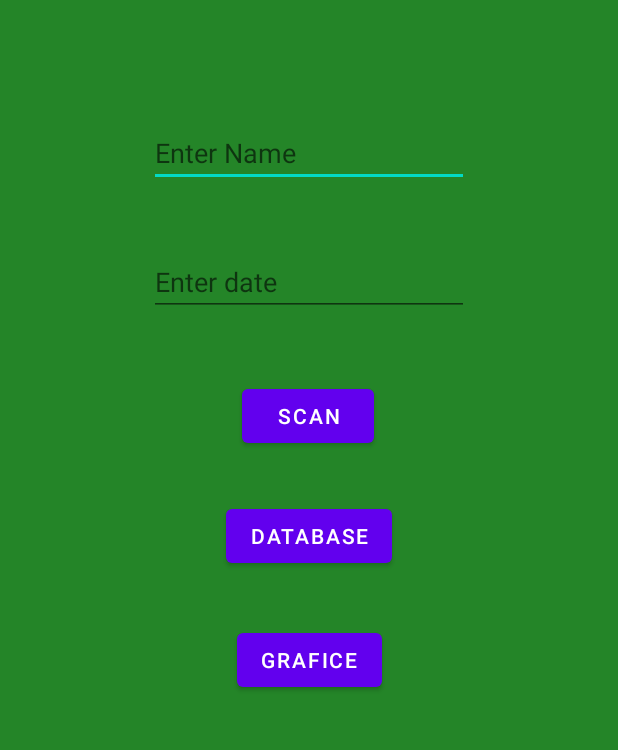
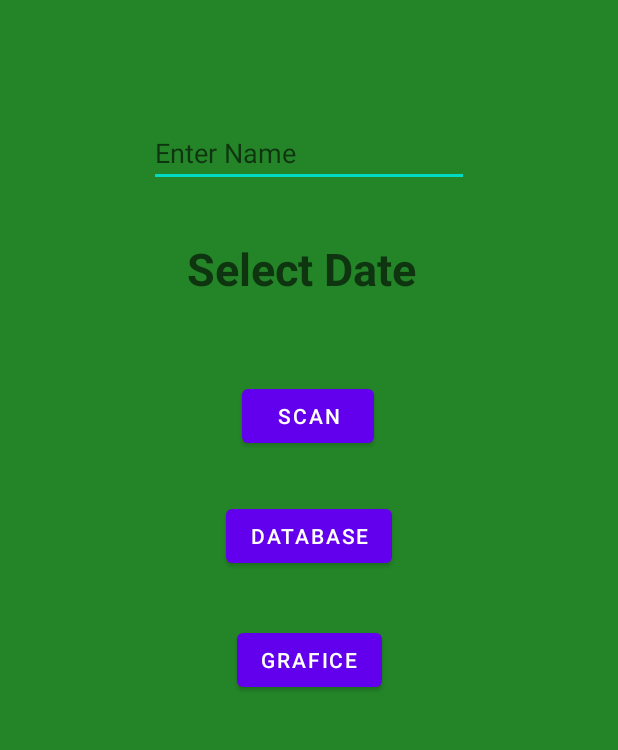
Before and after one commit to blackjohny97/Temperature-Checker, an Android app: the screen it shows after launch (MainActivity), after a tap on "SCAN", on a phone screen of 412 x 824 dp, the part 338-1088 px from its top. Run offline under Robolectric (Android 15) with nearby library versions, the phone set to English and light mode, and no system bars; libraries missing offline, so code that uses them is left out: com.jjoe64.graphview.

Commit message:
comentarii + datapicker

```diff
--- a/app/build.gradle
+++ b/app/build.gradle
@@ -36,5 +36,5 @@ dependencies {
     testImplementation 'junit:junit:4.+'
     androidTestImplementation 'androidx.test.ext:junit:1.1.2'
     androidTestImplementation 'androidx.test.espresso:espresso-core:3.3.0'
-    implementation 'com.jjoe64:graphview:4.0.0'
+    implementation 'com.jjoe64:graphview:4.2.2'
 }
--- a/app/src/main/AndroidManifest.xml
+++ b/app/src/main/AndroidManifest.xml
@@ -2,6 +2,8 @@
 <manifest xmlns:android="http://schemas.android.com/apk/res/android"
     package="com.example.test2">
 
+    <uses-permission android:name="android.permission.BLUETOOTH" />
+    <uses-permission android:name="android.permission.BLUETOOTH_ADMIN" />
     <application
         android:allowBackup="true"
         android:icon="@mipmap/ic_launcher"
--- a/app/src/main/java/com/example/test2/DatabaseClass.java
+++ b/app/src/main/java/com/example/test2/DatabaseClass.java
@@ -10,7 +10,8 @@ import androidx.annotation.Nullable;
 
 import java.util.ArrayList;
 import java.util.List;
-
+// Clasa in care se afla toate metodele prin care se modifica baza de date,
+// SQLiteOpenHelper este o clasa care ajuta la comunicarea cu baza de date SQLite
 public class DatabaseClass extends SQLiteOpenHelper {
 
     public static final String TABEL_PERSOANE = "TABEL_PERSOANE";
@@ -26,6 +27,7 @@ public class DatabaseClass extends SQLiteOpenHelper {
 
     @Override
     public void onCreate(SQLiteDatabase db) {
+        //crearea tabelului
         String createTable = "CREATE TABLE " + TABEL_PERSOANE + " (" + COLOANA_ID + " INTEGER PRIMARY KEY AUTOINCREMENT, " + COLOANA_NUME + " TEXT, " + COLOANA_DATA + " TEXT, " + COLOANA_TEMPERATURA + " FLOAT)";
 
         db.execSQL(createTable);
@@ -35,15 +37,15 @@ public class DatabaseClass extends SQLiteOpenHelper {
     public void onUpgrade(SQLiteDatabase db, int oldVersion, int newVersion) {
 
     }
-
+// functia de adaugare a datelor in tabel
     public boolean Adauga (ModelareTabel modelareTabel){
         SQLiteDatabase db = this.getWritableDatabase();
         ContentValues cv = new ContentValues();
-
+// content values populeaza tabelul in functie de coloane
         cv.put(COLOANA_NUME,modelareTabel.getNume());
         cv.put(COLOANA_DATA,modelareTabel.getData());
         cv.put(COLOANA_TEMPERATURA,modelareTabel.getTemperature());
-
+// se verifica insertia
         long insert = db.insert(TABEL_PERSOANE, null, cv);
         if(insert == -1) {
             return false;
@@ -52,12 +54,14 @@ public class DatabaseClass extends SQLiteOpenHelper {
             return true;
         }
     }
-
+// fuctia de stergere prin apasarea pe obiectul din lista afisata a bazei de date
     public boolean sterge(ModelareTabel modelareTabel){
         SQLiteDatabase db = this.getWritableDatabase();
         String deletestring= "DELETE FROM " + TABEL_PERSOANE + " WHERE " + COLOANA_ID + " = " + modelareTabel.getId();
         Cursor query = db.rawQuery(deletestring, null);
-
+//cursorul este folosit asemenea i-ului din for
+//dupa crearea query-ului care cauta in baza de date obiectul selectat se va merge la prima optiune compatibila
+// verificand baza de date de la primul obiect
         if(query.moveToFirst()){
             return true;
         }
@@ -65,7 +69,7 @@ public class DatabaseClass extends SQLiteOpenHelper {
             return false;
         }
     }
-
+//lista care se va afisa pe screen-ul 2, in acesta vor fi afisate toate obiectele introduse in baza de date
     public List<ModelareTabel>getEveryone(){
 
         List<ModelareTabel> returnList = new ArrayList<>();
@@ -73,7 +77,7 @@ public class DatabaseClass extends SQLiteOpenHelper {
         String querrystring = "SELECT * FROM "+ TABEL_PERSOANE;
         SQLiteDatabase db = this.getReadableDatabase();
         Cursor cursor = db.rawQuery(querrystring, null);
-
+//apelarea bazei de date si formeaza un obiect de tip modelare tabel, dupa aceea este pus in lista
         if(cursor.moveToFirst()){
             do{
 
@@ -90,7 +94,7 @@ public class DatabaseClass extends SQLiteOpenHelper {
         db.close();
         return returnList;
     }
-
+//lista de search este folosita pentru a cauta in baza de date dupa nume si afisarea listei restranse
     public List<ModelareTabel>search(String nume){
 
         List<ModelareTabel> cautatlist = new ArrayList<>();
@@ -115,5 +119,26 @@ public class DatabaseClass extends SQLiteOpenHelper {
         db.close();
         return cautatlist;
     }
+//metoda folosita pentru a cauta in baza de date dupa nume pentru a lua datele necesare graficului
+    public Cursor getData(String persnume){
+        SQLiteDatabase db = this.getWritableDatabase();
+        String query =  "SELECT * FROM " + TABEL_PERSOANE + " WHERE " + COLOANA_NUME + " LIKE '%" + persnume + "%'";
+        Cursor data = db.rawQuery(query, null);
+        return data;
+    }
 
+   /* public Cursor readEntry(){
+        SQLiteDatabase db = this.getWritableDatabase();
+
+        String[] allColumns = new String[]{
+                DatabaseClass.COLOANA_DATA,
+                DatabaseClass.COLOANA_TEMPERATURA,
+        };
+
+        Cursor c = db.query(DatabaseClass.TABEL_PERSOANE, allColumns, null, null, null, null, null);
+        if (c != null) {
+            c.moveToFirst();
         }
+        return c;
+    }*/
+}
--- a/app/src/main/java/com/example/test2/MainActivity.java
+++ b/app/src/main/java/com/example/test2/MainActivity.java
@@ -1,21 +1,36 @@
 package com.example.test2;
 
+import android.app.DatePickerDialog;
 import android.content.Intent;
+import android.graphics.Color;
+import android.graphics.drawable.ColorDrawable;
+import android.icu.util.Calendar;
+import android.os.Build;
 import android.os.Bundle;
+import android.util.Log;
 import android.view.View;
 import android.widget.Button;
+import android.widget.DatePicker;
 import android.widget.EditText;
+import android.widget.TextView;
 import android.widget.Toast;
 
+import androidx.annotation.RequiresApi;
 import androidx.appcompat.app.AppCompatActivity;
 
 public class MainActivity extends AppCompatActivity {
 
     Button scan, Databtn, butongrafice;
-    EditText NameTxt, DateTxt;
+    EditText NameTxt;
+    TextView DateTxt;
     MainActivity2 PaginaDoi = new MainActivity2();
     MainActivity3 PaginaTrei = new MainActivity3();
-
+    private static final String TAG ="MainActivity";
+    public DatePickerDialog.OnDateSetListener mDateSetListener;
+// butonul scan este cel care adauga in baza de date,
+// butonul Databtn este cel care face tranzitia la screen-ul 2 in care este baza de date,
+// butonul butongrafice este cel pentru tranzitia la screen-ul cu grafice,
+// datapicker este utilizat pentru un pop-up dialog pentru a alege data
     @Override
     protected void onCreate(Bundle savedInstanceState) {
         super.onCreate(savedInstanceState);
@@ -24,7 +39,36 @@ public class MainActivity extends AppCompatActivity {
         scan = findViewById(R.id.scan);
         Databtn = findViewById(R.id.DataBtn);
         NameTxt = findViewById(R.id.NameTxt);
-        DateTxt = findViewById(R.id.DateTxt);
+        butongrafice = findViewById(R.id.butongrafice);
+
+        DateTxt = (TextView)findViewById(R.id.DateTxt);
+
+        DateTxt.setOnClickListener(new View.OnClickListener() {
+//setarile ferestrei de dialog pentru alegerea datei
+            @RequiresApi(api = Build.VERSION_CODES.N)
+            @Override
+            public void onClick(View v) {
+                Calendar cal = Calendar.getInstance();
+                int year = cal.get(Calendar.YEAR);
+                int month = cal.get(Calendar.MONTH);
+                int day = cal.get(Calendar.DAY_OF_MONTH);
+
+                DatePickerDialog dialog = new DatePickerDialog(MainActivity.this,
+                        android.R.style.Theme_Holo_Dialog_MinWidth, mDateSetListener, day, month, year);
+                dialog.getWindow().setBackgroundDrawable(new ColorDrawable(Color.TRANSPARENT));
+                dialog.show();
+            }
+        });
+//obiectul returnat de datapicker convertit ca string pentru a putea fi introdus in baza de date
+        mDateSetListener = new DatePickerDialog.OnDateSetListener() {
+            @Override
+            public void onDateSet(DatePicker dataPicker, int year, int month, int day) {
+                month++;
+                Log.d(TAG, "onDateSet: dd/mm/yyyy: " + day + "/" + month + "/" + year);
+                String date = day + "." + month + "." + year;
+                DateTxt.setText(date);
+            }
+        };
 
         Databtn.setOnClickListener(new View.OnClickListener() {
             @Override
@@ -41,7 +85,8 @@ public class MainActivity extends AppCompatActivity {
         scan.setOnClickListener(new View.OnClickListener() {
             @Override
             public void onClick(View v) {
-
+//butonul care adauga in baza de date formand un obiect de tip modelare tabel pentru a fi introdus in baza de date,
+// valoarea float 0.0 va fi inlocuita de o variabila double care va fi primita prin bluetooth de la un Arduino(modificare care mai trebuie facuta)
                 ModelareTabel modelareTabel;
 
                 try {
@@ -54,11 +99,9 @@ public class MainActivity extends AppCompatActivity {
                 }
 
                 DatabaseClass databaseClass = new DatabaseClass(MainActivity.this);
-
+//adaugare, iar toast este un mesaj de confirmare care va aparea la finalizarea executiei in aplicatie
                 boolean adaugat = databaseClass.Adauga(modelareTabel);
                 Toast.makeText(MainActivity.this, "A mers" + adaugat, Toast.LENGTH_SHORT).show();
-
-
 
             }
         });
@@ -66,8 +109,8 @@ public class MainActivity extends AppCompatActivity {
         butongrafice.setOnClickListener(new View.OnClickListener() {
             @Override
             public void onClick(View v) {
-                Intent intent = new Intent(v.getContext(),MainActivity3.class);
-                startActivity(intent);
+                Intent intent1 = new Intent(v.getContext(), MainActivity3.class);
+                startActivity(intent1);
             }
         });
 
--- a/app/src/main/java/com/example/test2/ModelareTabel.java
+++ b/app/src/main/java/com/example/test2/ModelareTabel.java
@@ -1,5 +1,6 @@
 package com.example.test2;
 
+// clasa in care se creaza obiectul din baza de date
 public class ModelareTabel {
 
     private int id;
@@ -13,7 +14,7 @@ public class ModelareTabel {
         this.data = data;
         this.temperature = temperature;
     }
-
+// formarea obiectului sub forma String pentru a putea fi afisat in baza de date
     @Override
     public String toString() {
         return "ModelareTabel{" +
--- a/app/src/main/res/layout/activity_main.xml
+++ b/app/src/main/res/layout/activity_main.xml
@@ -57,20 +57,6 @@
         app:layout_constraintTop_toTopOf="parent"
         app:layout_constraintVertical_bias="0.344" />
 
-    <EditText
-        android:id="@+id/DateTxt"
-        android:layout_width="wrap_content"
-        android:layout_height="wrap_content"
-        android:ems="10"
-        android:hint="Enter date"
-        android:inputType="date"
-        android:textColor="@color/purple_500"
-        app:layout_constraintBottom_toBottomOf="parent"
-        app:layout_constraintEnd_toEndOf="parent"
-        app:layout_constraintStart_toStartOf="parent"
-        app:layout_constraintTop_toTopOf="parent"
-        app:layout_constraintVertical_bias="0.463" />
-
     <Button
         android:id="@+id/butongrafice"
         android:layout_width="wrap_content"
@@ -81,4 +67,17 @@
         app:layout_constraintStart_toStartOf="parent"
         app:layout_constraintTop_toBottomOf="@+id/DataBtn"
         app:layout_constraintVertical_bias="0.206" />
+
+    <TextView
+        android:id="@+id/DateTxt"
+        android:layout_width="163dp"
+        android:layout_height="61dp"
+        android:hint="Select Date"
+        android:textSize="30sp"
+        android:textStyle="bold"
+        app:layout_constraintBottom_toTopOf="@+id/scan"
+        app:layout_constraintEnd_toEndOf="parent"
+        app:layout_constraintStart_toStartOf="parent"
+        app:layout_constraintTop_toBottomOf="@+id/NameTxt" />
+
 </androidx.constraintlayout.widget.ConstraintLayout>
--- a/app/src/main/res/layout/activity_main2.xml
+++ b/app/src/main/res/layout/activity_main2.xml
@@ -9,7 +9,7 @@
     <ListView
         android:id="@+id/tabel"
         android:layout_width="393dp"
-        android:layout_height="666dp"
+        android:layout_height="648dp"
         android:layout_marginTop="119dp"
         app:layout_constraintBottom_toBottomOf="parent"
         app:layout_constraintEnd_toEndOf="parent"
```
Also changed, not shown: app/src/main/java/com/example/test2/MainActivity2.java (+7 -3 lines), app/src/main/java/com/example/test2/MainActivity3.java (+34 -24 lines), app/src/main/res/layout/activity_main3.xml (+35 -21 lines). Lines whose indentation alone changed are shown as unchanged.
